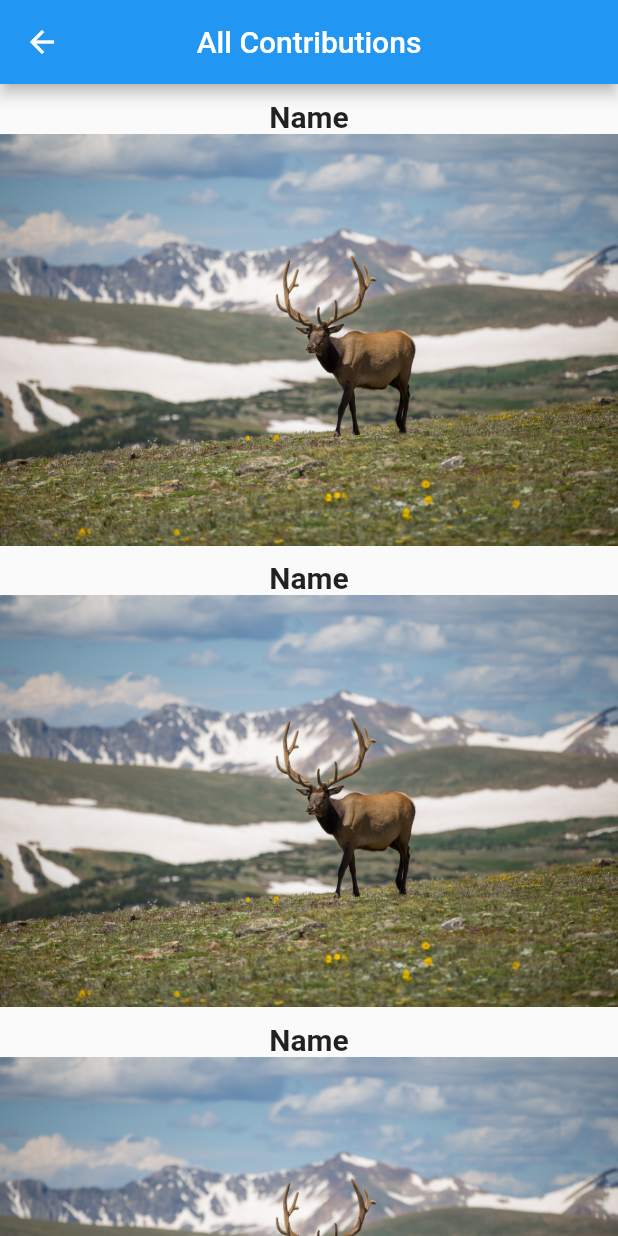
After one commit to vpareek1308/crowdsource_project, a Flutter app: the AllContributions screen opened by its route, on a phone screen of 412 x 824 dp. The commit adds this screen. Run offline on Flutter 3.47's test engine with Material 2 defaults, Android fonts, the phone set to English and light mode, and no system bars; our stand-ins replace carousel_slider, image_picker.

Commit message:
Added image and username showing list of all contributions.

```diff
--- a/lib/main.dart
+++ b/lib/main.dart
@@ -2,15 +2,17 @@ import 'package:flutter/material.dart';
 import 'package:croudsource_project/screens/login.dart';
 import 'package:croudsource_project/screens/home.dart';
 import 'package:croudsource_project/screens/image_upload.dart';
+import 'package:croudsource_project/screens/all_contributions.dart';
 
 void main() {
   runApp(MaterialApp(
     debugShowCheckedModeBanner: false,
-    initialRoute: '/home',
+    initialRoute: '/login',
     routes: {
       '/login': (context) => Login(),
       '/home': (context) => Home(),
       '/image_upload': (context) => ImageUpload(),
+      '/all_contributions': (context) => AllContributions(),
     },
   ));
 }
--- /dev/null
+++ b/lib/screens/all_contributions.dart
@@ -0,0 +1,26 @@
+import 'package:croudsource_project/widgets/ContributionPostBaseWidget.dart';
+import 'package:flutter/material.dart';
+
+class AllContributions extends StatelessWidget {
+
+  @override
+  Widget build(BuildContext context) {
+    return Container(
+      child: Scaffold(
+        appBar: AppBar(
+          title: Text("All Contributions"),
+          centerTitle: true,
+        ),
+        body: SingleChildScrollView(
+          child: Column(
+            children: [
+              ContributionPostBaseWidget(),
+              ContributionPostBaseWidget(),
+              ContributionPostBaseWidget(),
+            ],
+          ),
+        ),
+      ),
+    );
+  }
+}
--- a/lib/screens/home.dart
+++ b/lib/screens/home.dart
@@ -28,6 +28,10 @@ class Home extends StatelessWidget {
               'lib/assets/images/quote.jpg',
               width: 450,
             ),
+            ElevatedButton(
+              child: Text("All Contributions"),
+              onPressed: () => Navigator.pushNamed(context, '/all_contributions'),
+            ),
           ],
         ),
         floatingActionButton: FloatingActionButton(
--- /dev/null
+++ b/lib/widgets/ContributionPostBaseWidget.dart
@@ -0,0 +1,29 @@
+import 'package:flutter/material.dart';
+
+class ContributionPostBaseWidget extends StatelessWidget {
+
+  @override
+  Widget build(BuildContext context) {
+    return Container(
+      child: Column(
+        children: [
+          SizedBox(
+            height: 10.0,
+          ),
+          Text(
+            "Name",
+            textAlign: TextAlign.left,
+            style: TextStyle(
+              fontSize: 20,
+              fontWeight: FontWeight.bold,
+            ),
+          ),
+          Image.asset(
+            'lib/assets/images/photo1.jpg',
+            width: double.infinity,
+          ),
+        ],
+      ),
+    );
+  }
+}
```
